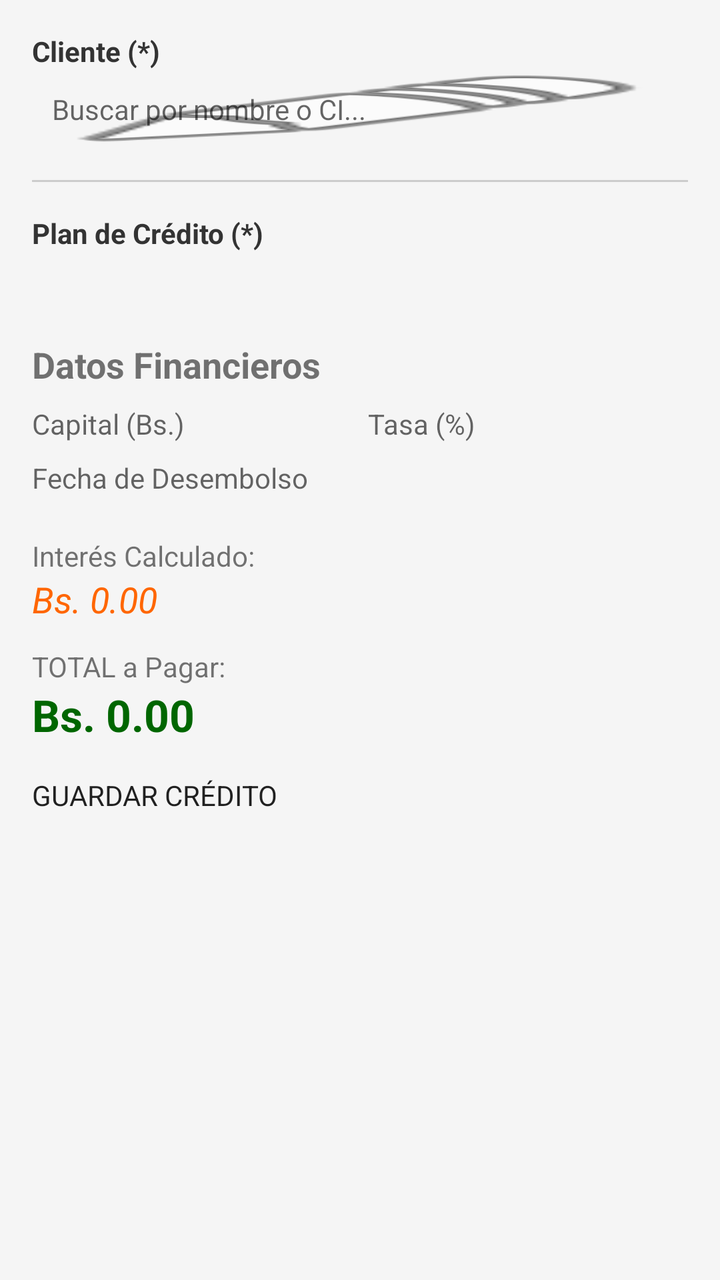
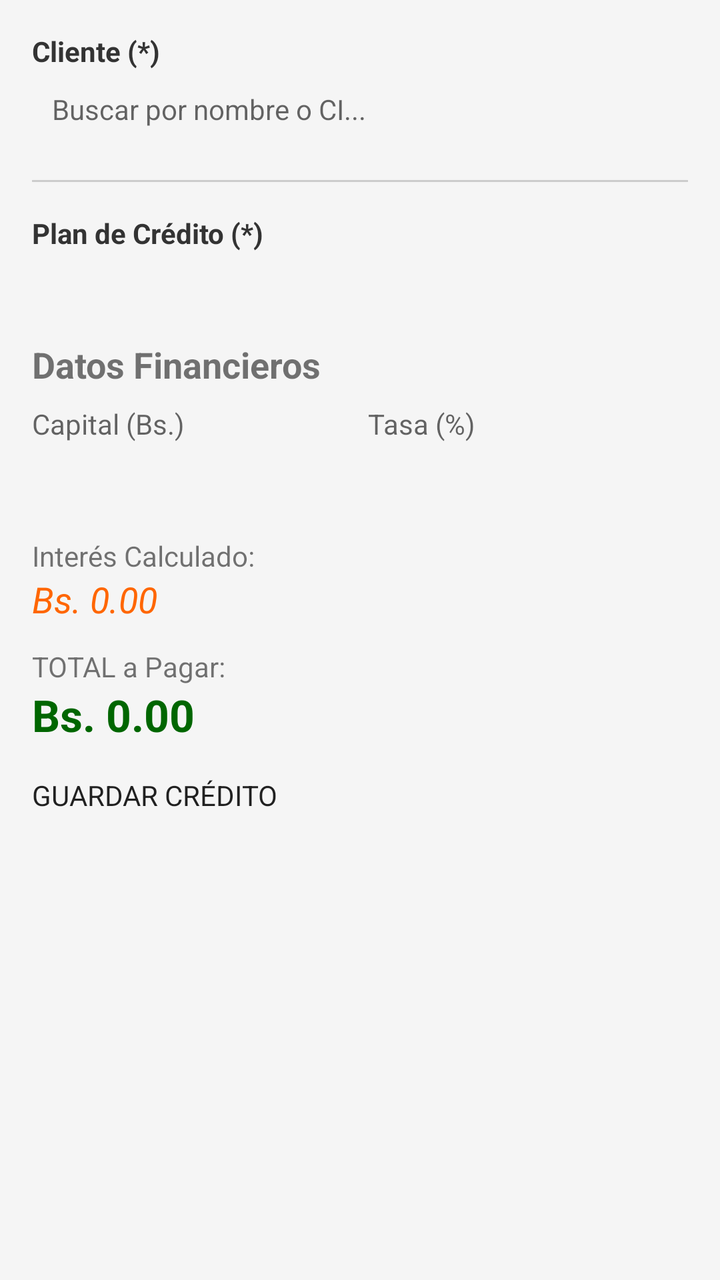

An Android layout rendered at two revisions. The XML below is the earlier revision; the diff shows what the commit changed to produce the second picture.
<!-- AndroidManifest.xml: application theme AppTheme -->
<!-- res/layout/activity_credito_detalle.xml -->
<?xml version="1.0" encoding="utf-8"?>
<RelativeLayout 
    xmlns:android="http://schemas.android.com/apk/res/android"
    android:layout_width="match_parent"
    android:layout_height="match_parent">

    <ScrollView
        android:layout_width="match_parent"
        android:layout_height="match_parent"
        android:padding="16dp"
        android:background="#F5F5F5">

        <LinearLayout
            android:layout_width="match_parent"
            android:layout_height="wrap_content"
            android:orientation="vertical">

            <TextView
                android:layout_width="match_parent"
                android:layout_height="wrap_content"
                android:text="Cliente (*)"
                android:textStyle="bold"
                android:textColor="#333333"/>

            <EditText
                android:id="@+id/et_cliente_nombre"
                android:layout_width="match_parent"
                android:layout_height="wrap_content"
                android:hint="Buscar por nombre o CI..."
                android:inputType="textCapWords"
                android:background="@android:drawable/ic_menu_edit"
                android:padding="10dp"
                android:layout_marginBottom="8dp"/>

            <View
                android:id="@+id/separator_cliente"
                android:layout_width="match_parent"
                android:layout_height="1dp"
                android:background="#CCCCCC"
                android:layout_marginTop="8dp"
                android:layout_marginBottom="16dp"/>

            <TextView
                android:layout_width="match_parent"
                android:layout_height="wrap_content"
                android:text="Plan de Crédito (*)"
                android:textStyle="bold"
                android:textColor="#333333"/>
            <Spinner
                android:id="@+id/sp_plan"
                android:layout_width="match_parent"
                android:layout_height="wrap_content"
                android:padding="10dp"
                android:spinnerMode="dialog"
                android:layout_marginBottom="16dp"/>

            <TextView
                android:layout_width="match_parent"
                android:layout_height="wrap_content"
                android:text="Datos Financieros"
                android:textSize="18sp"
                android:textStyle="bold"
                android:paddingTop="8dp"
                android:paddingBottom="8dp"/>

            <LinearLayout
                android:layout_width="match_parent"
                android:layout_height="wrap_content"
                android:orientation="horizontal">

                <EditText
                    android:id="@+id/et_capital"
                    android:layout_width="0dp"
                    android:layout_height="wrap_content"
                    android:layout_weight="1"
                    android:hint="Capital (Bs.)"
                    android:inputType="numberDecimal"
                    android:layout_marginEnd="8dp"/>

                <EditText
                    android:id="@+id/et_tasa_interes"
                    android:layout_width="0dp"
                    android:layout_height="wrap_content"
                    android:layout_weight="1"
                    android:hint="Tasa (%)"
                    android:inputType="numberDecimal"/>
            </LinearLayout>

            <EditText
                android:id="@+id/et_fecha_inicio"
                android:layout_width="match_parent"
                android:layout_height="wrap_content"
                android:hint="Fecha de Desembolso"
                android:focusable="false"
                android:clickable="true"
                android:inputType="none"
                android:layout_marginTop="8dp"
                android:layout_marginBottom="16dp"/>

            <TextView
                android:layout_width="match_parent"
                android:layout_height="wrap_content"
                android:text="Interés Calculado:"
                android:paddingTop="4dp"/>
            <TextView
                android:id="@+id/tv_interes_monto"
                android:layout_width="match_parent"
                android:layout_height="wrap_content"
                android:text="Bs. 0.00"
                android:textSize="18sp"
                android:textStyle="italic"
                android:textColor="#FF6600"
                android:layout_marginBottom="8dp"/>

            <TextView
                android:layout_width="match_parent"
                android:layout_height="wrap_content"
                android:text="TOTAL a Pagar:"
                android:paddingTop="4dp"/>
            <TextView
                android:id="@+id/tv_total_credito"
                android:layout_width="match_parent"
                android:layout_height="wrap_content"
                android:text="Bs. 0.00"
                android:textSize="22sp"
                android:textStyle="bold"
                android:textColor="#006600"
                android:layout_marginBottom="16dp"/>

            <TextView
                android:id="@+id/tv_cuotas_titulo"
                android:layout_width="match_parent"
                android:layout_height="wrap_content"
                android:text="Detalle de Cuotas"
                android:textSize="18sp"
                android:textStyle="bold"
                android:paddingTop="16dp"
                android:visibility="gone"/>

            <ListView
                android:id="@+id/lv_cuotas"
                android:layout_width="match_parent"
                android:layout_height="250dp"
                android:background="@android:color/white"
                android:visibility="gone"
                android:layout_marginBottom="16dp"/>

            <Button
                android:id="@+id/btn_guardar_credito"
                android:layout_width="match_parent"
                android:layout_height="wrap_content"
                android:text="GUARDAR CRÉDITO"/>

        </LinearLayout>
    </ScrollView>

    <ListView
        android:id="@+id/lv_sugerencias_clientes"
        android:layout_width="match_parent"
        android:layout_height="wrap_content"
        android:layout_alignStart="@+id/et_cliente_nombre"
        android:layout_alignEnd="@+id/et_cliente_nombre"
        android:layout_below="@+id/et_cliente_nombre"
        android:background="@android:color/white"
        android:maxHeight="200dp"
        android:elevation="4dp"
        android:visibility="gone" />

</RelativeLayout>
<!-- resources referenced by this layout -->
<resources>
  <style name="AppTheme" parent="@android:style/Theme.Holo.Light">
  	</style>
</resources>

<!-- the commit's change to res/layout/activity_credito_detalle.xml (unified diff, before → after) -->
@@ -28,7 +28,6 @@
                 android:layout_height="wrap_content"
                 android:hint="Buscar por nombre o CI..."
                 android:inputType="textCapWords"
-                android:background="@android:drawable/ic_menu_edit"
                 android:padding="10dp"
                 android:layout_marginBottom="8dp"/>
 
@@ -90,10 +89,6 @@
                 android:id="@+id/et_fecha_inicio"
                 android:layout_width="match_parent"
                 android:layout_height="wrap_content"
-                android:hint="Fecha de Desembolso"
-                android:focusable="false"
-                android:clickable="true"
-                android:inputType="none"
                 android:layout_marginTop="8dp"
                 android:layout_marginBottom="16dp"/>
 
